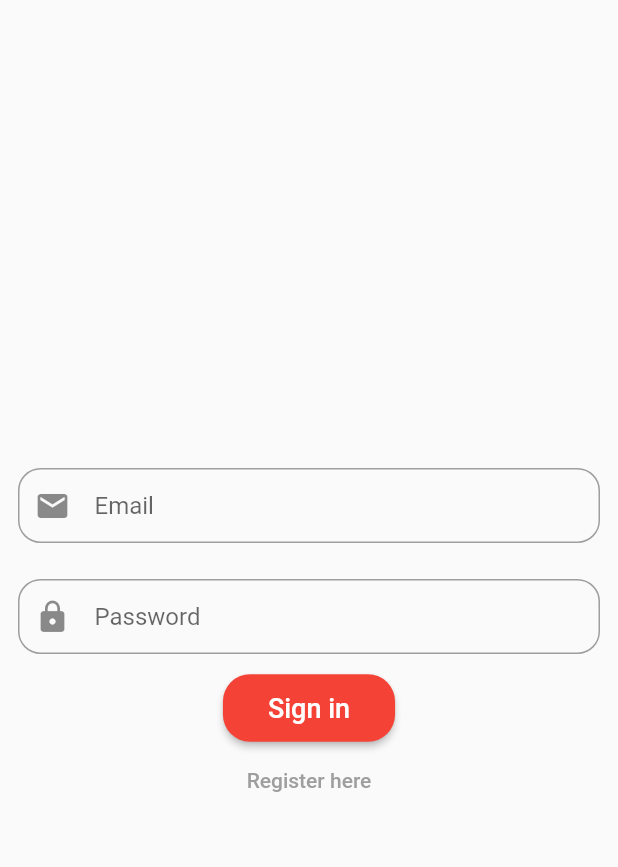
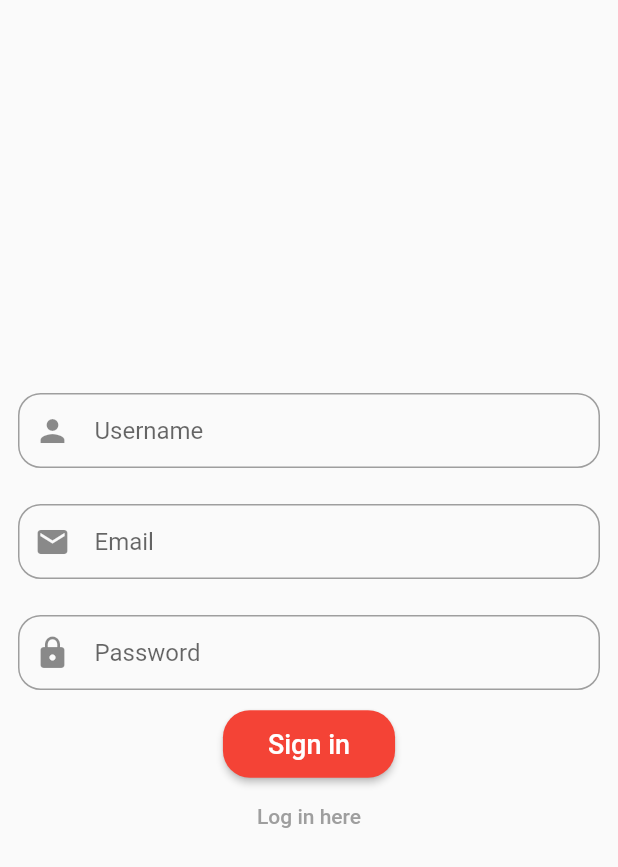
Before and after one commit to iridiscenthummingbird/Rocket-Delivery, a Flutter app: the screen it shows after launch, on a phone screen of 412 x 824 dp. Shown: the top 867 px of the screen. Run offline on Flutter 3.47's test engine with Material 2 defaults, Android fonts, the phone set to English and light mode, and no system bars; our stand-ins replace firebase_auth, firebase_core; accounts and stored records are empty.

Commit message:
Add registration screen

```diff
--- a/lib/src/app.dart
+++ b/lib/src/app.dart
@@ -1,5 +1,6 @@
 import 'package:flutter/material.dart';
 import 'package:rocket_delivery/src/screens/login.dart';
+import 'package:rocket_delivery/src/screens/register.dart';
 
 class App extends StatelessWidget {
   @override
@@ -7,7 +8,7 @@
     return MaterialApp(
       title: 'Login App',
       theme: ThemeData(accentColor: Colors.orange, primaryColor: Colors.red),
-      home: LoginScreen(),
+      home: RegisterScreen(),
     );
   }
 }
--- /dev/null
+++ b/lib/src/screens/register.dart
@@ -0,0 +1,109 @@
+import 'package:flutter/material.dart';
+
+class RegisterScreen extends StatefulWidget {
+  @override
+  _RegisterScreenState createState() => _RegisterScreenState();
+}
+
+class _RegisterScreenState extends State<RegisterScreen> {
+  @override
+  Widget build(BuildContext context) {
+    return Scaffold(
+      body: SingleChildScrollView(
+        child: Column(
+          children: [
+            SizedBox(
+              height: 250,
+            ),
+
+            //USERNAME Field
+            Padding(
+              padding: const EdgeInsets.all(12),
+              child: Container(
+                decoration: BoxDecoration(
+                    border: Border.all(color: Colors.grey),
+                    borderRadius: BorderRadius.circular(15)),
+                child: Padding(
+                  padding: EdgeInsets.only(left: 10),
+                  child: TextFormField(
+                    decoration: InputDecoration(
+                        border: InputBorder.none,
+                        hintText: "Username",
+                        icon: Icon(Icons.person)),
+                  ),
+                ),
+              ),
+            ),
+            //EMAIL Field
+            Padding(
+              padding: const EdgeInsets.all(12),
+              child: Container(
+                decoration: BoxDecoration(
+                    border: Border.all(color: Colors.grey),
+                    borderRadius: BorderRadius.circular(15)),
+                child: Padding(
+                  padding: EdgeInsets.only(left: 10),
+                  child: TextField(
+                    keyboardType: TextInputType.emailAddress,
+                    decoration: InputDecoration(
+                        border: InputBorder.none,
+                        hintText: "Email",
+                        icon: Icon(Icons.email)),
+                  ),
+                ),
+              ),
+            ),
+            //PASSWORD Field
+            Padding(
+              padding: const EdgeInsets.all(12),
+              child: Container(
+                decoration: BoxDecoration(
+                    border: Border.all(color: Colors.grey),
+                    borderRadius: BorderRadius.circular(15)),
+                child: Padding(
+                  padding: EdgeInsets.only(left: 10),
+                  child: TextFormField(
+                    obscureText: true,
+                    decoration: InputDecoration(
+                        border: InputBorder.none,
+                        hintText: "Password",
+                        icon: Icon(Icons.lock)),
+                  ),
+                ),
+              ),
+            ),
+            //SIGN-IN Button
+            ElevatedButton(
+                child: Text(
+                  'Sign in',
+                  style: TextStyle(fontSize: 18),
+                ),
+                onPressed: () {},
+                style: ButtonStyle(
+                    padding: MaterialStateProperty.all<EdgeInsetsGeometry>(
+                        EdgeInsets.only(
+                            left: 30, right: 30, top: 12, bottom: 12)),
+                    backgroundColor:
+                        MaterialStateProperty.all<Color>(Colors.red),
+                    shape: MaterialStateProperty.all<RoundedRectangleBorder>(
+                        RoundedRectangleBorder(
+                            borderRadius: BorderRadius.circular(18.0))))),
+            //LOG IN Button
+            TextButton(
+                onPressed: () {},
+                child: Text(
+                  'Log in here',
+                  style: TextStyle(color: Colors.grey),
+                ),
+                style: ButtonStyle(
+                    overlayColor:
+                        MaterialStateProperty.all<Color>(Colors.red[50]),
+                    shape: MaterialStateProperty.all<RoundedRectangleBorder>(
+                        RoundedRectangleBorder(
+                            borderRadius: BorderRadius.circular(40.0)))))
+          ],
+        ),
+      ),
+    );
+  }
+}
```
